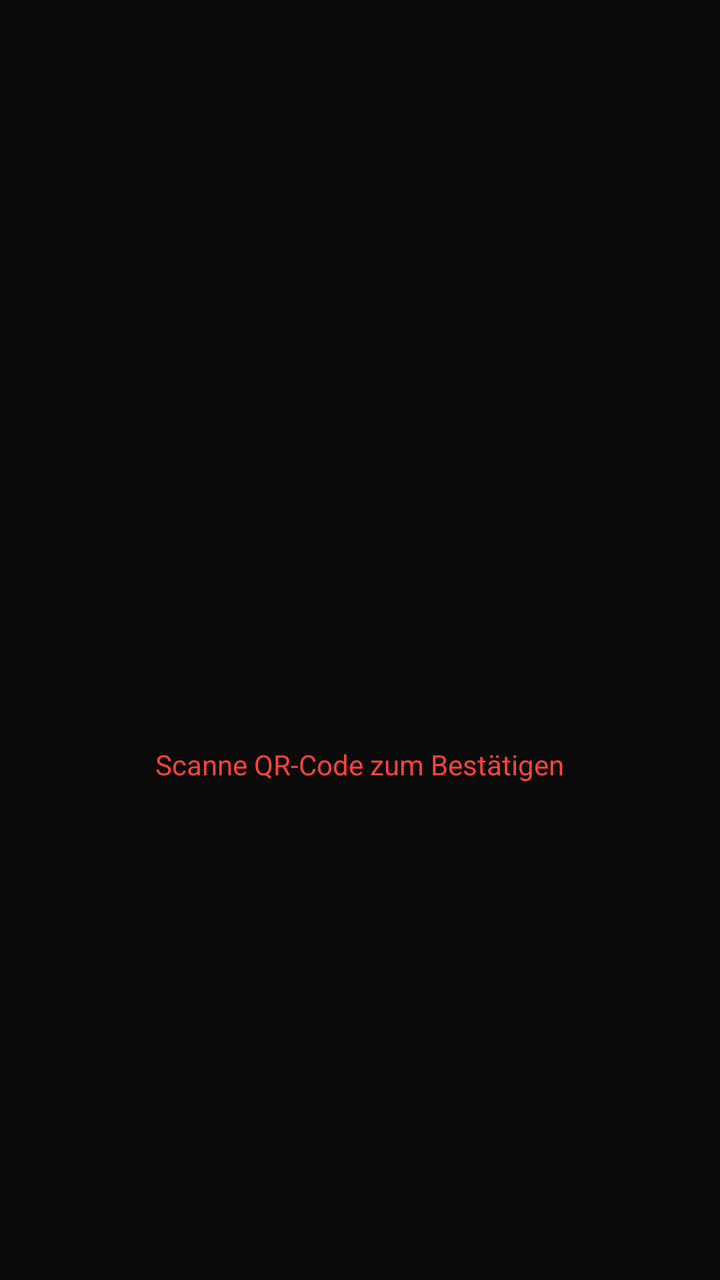
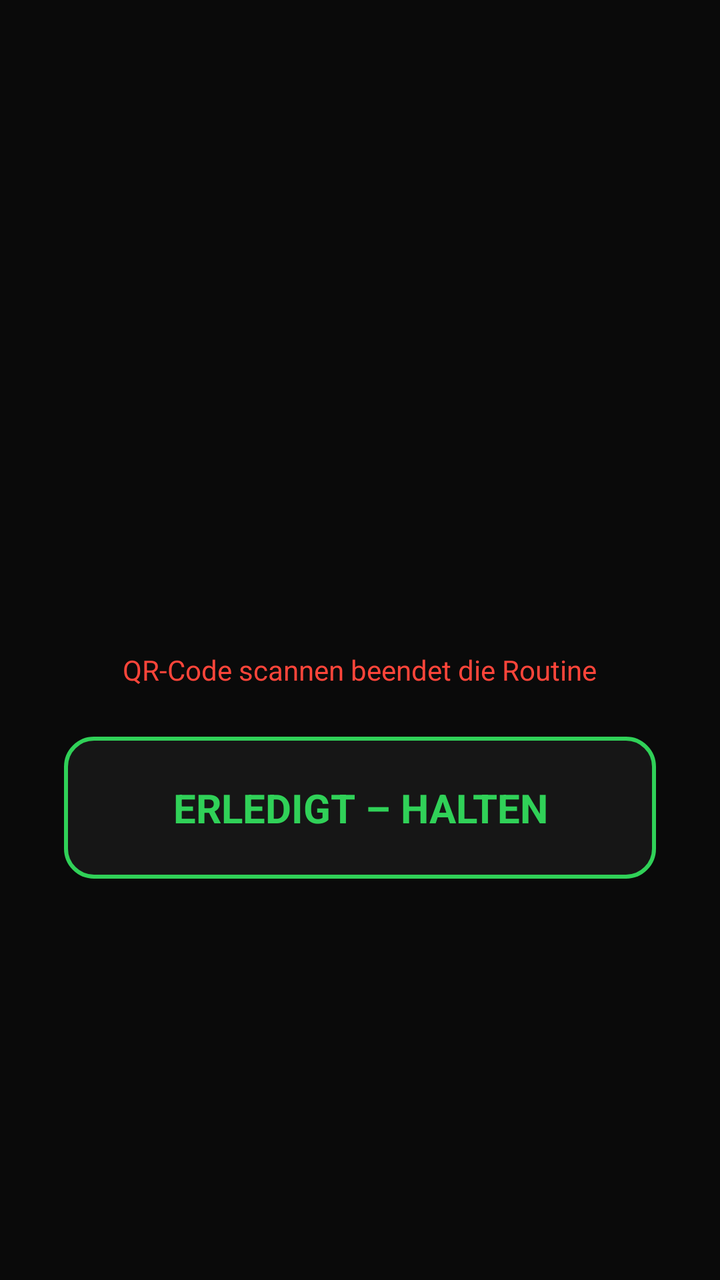

An Android layout rendered at two revisions. The XML below is the earlier revision; the diff shows what the commit changed to produce the second picture.
<!-- AndroidManifest.xml: activity theme android:Theme.Black.NoTitleBar.Fullscreen -->
<!-- res/layout/activity_alarm.xml -->
<?xml version="1.0" encoding="utf-8"?>
<FrameLayout xmlns:android="http://schemas.android.com/apk/res/android"
    android:layout_width="match_parent"
    android:layout_height="match_parent"
    android:background="#0A0A0A"
    android:keepScreenOn="true">

    <LinearLayout
        android:layout_width="match_parent"
        android:layout_height="wrap_content"
        android:layout_gravity="center"
        android:gravity="center"
        android:orientation="vertical"
        android:padding="32dp">

        <TextView
            android:id="@+id/alarm_label"
            android:layout_width="wrap_content"
            android:layout_height="wrap_content"
            android:gravity="center"
            android:textColor="#FFFFFF"
            android:textSize="32sp"
            android:textStyle="bold" />

        <TextView
            android:id="@+id/alarm_repeat"
            android:layout_width="wrap_content"
            android:layout_height="wrap_content"
            android:layout_marginTop="12dp"
            android:gravity="center"
            android:textColor="#AAAAAA"
            android:textSize="16sp" />

        <TextView
            android:layout_width="wrap_content"
            android:layout_height="wrap_content"
            android:layout_marginTop="48dp"
            android:gravity="center"
            android:text="Scanne QR-Code zum Bestätigen"
            android:textColor="#FF453A"
            android:textSize="14sp" />

    </LinearLayout>

</FrameLayout>
<!-- resources referenced by this layout -->
<resources>

</resources>

<!-- the commit's change to res/layout/activity_alarm.xml (unified diff, before → after) -->
@@ -36,9 +36,22 @@
             android:layout_height="wrap_content"
             android:layout_marginTop="48dp"
             android:gravity="center"
-            android:text="Scanne QR-Code zum Bestätigen"
+            android:text="QR-Code scannen beendet die Routine"
             android:textColor="#FF453A"
             android:textSize="14sp" />
+
+        <TextView
+            android:id="@+id/btn_confirm_hold"
+            android:layout_width="match_parent"
+            android:layout_height="wrap_content"
+            android:layout_marginTop="24dp"
+            android:background="@drawable/bg_confirm_hold"
+            android:gravity="center"
+            android:padding="22dp"
+            android:text="ERLEDIGT – HALTEN"
+            android:textColor="#30D158"
+            android:textSize="20sp"
+            android:textStyle="bold" />
 
     </LinearLayout>
 
<!-- resource entries referenced after the edit -->
@@ -1,5 +1,18 @@
 <!-- resources referenced by this layout -->
 <resources>
-
+  <!-- drawable bg_confirm_hold (drawable) -->
+  <?xml version="1.0" encoding="utf-8"?>
+  <shape xmlns:android="http://schemas.android.com/apk/res/android"
+      android:shape="rectangle">
+  
+      <solid android:color="#161616" />
+  
+      <stroke
+          android:width="2dp"
+          android:color="#30D158" />
+  
+      <corners android:radius="14dp" />
+  
+  </shape>
 </resources>
 
